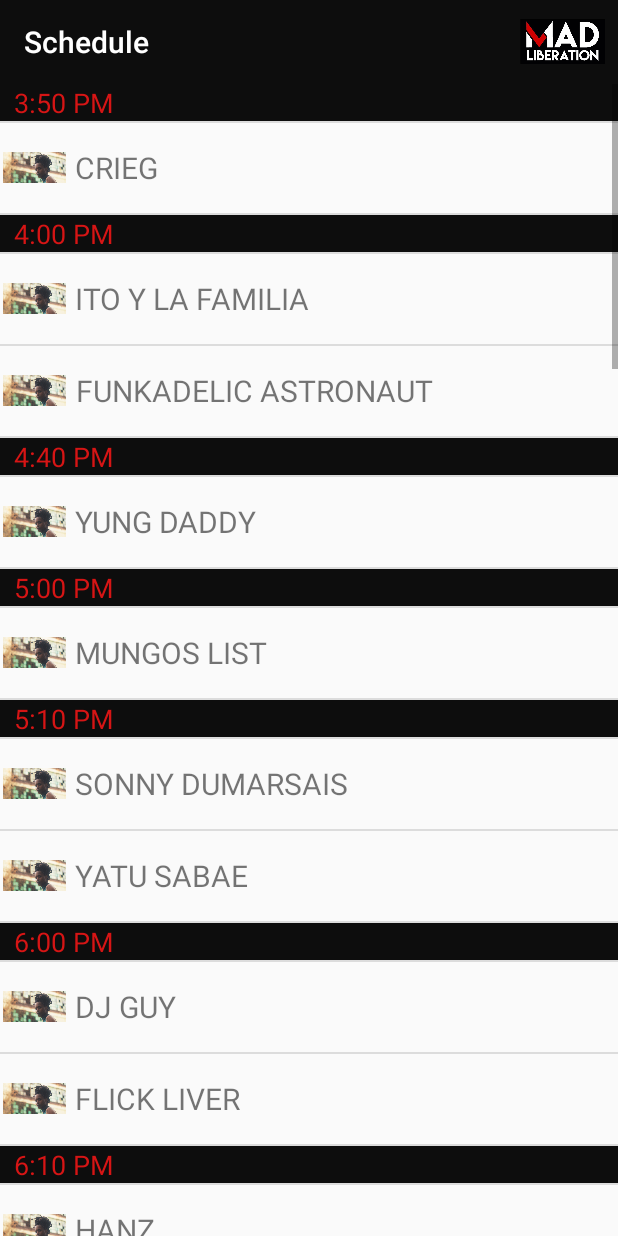
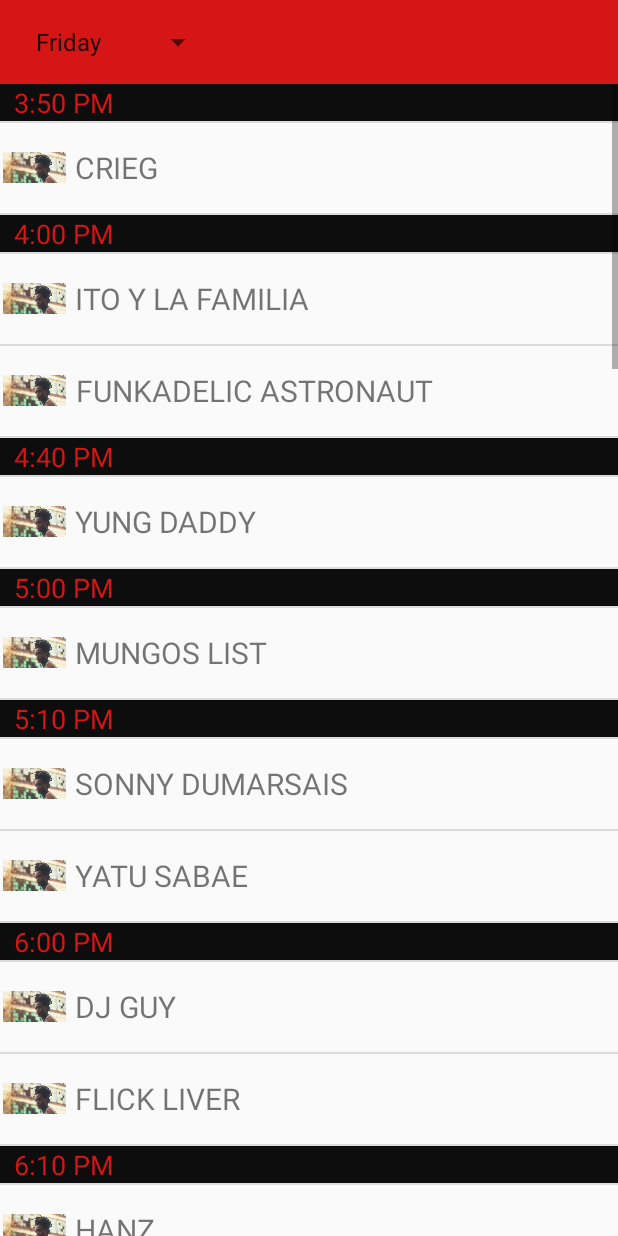
Before and after one commit to rbaro456/Madliberation-Android, an Android app: the screen it shows after launch (Schedule), after a tap on "SCHEDULE", on a phone screen of 412 x 824 dp. Run offline under Robolectric (Android 15) with nearby library versions, the phone set to English and light mode, and no system bars.

Commit message:
Added Spinner to schedule activity to choose schedule between the different days. Need to organize the code and modify the new action bar created in the schedule activity

```diff
--- a/app/src/main/java/com/madliberationfestival/robertbarbaro/madliberation/DataBaseHelper.java
+++ b/app/src/main/java/com/madliberationfestival/robertbarbaro/madliberation/DataBaseHelper.java
@@ -147,9 +147,11 @@ public class DataBaseHelper extends SQLiteOpenHelper {
 
     }
 
-    public Cursor meow() {
+    public Cursor meow(int day) {
 
-        return myDataBase.rawQuery("Select * from artist_schedule where day = 1;",null);
+        String strDay = Integer.toString(day);
+
+        return myDataBase.rawQuery("Select * from artist_schedule where day = "+ day ,null);
     }
 
     // Add your public helper methods to access and get content from the database.
--- a/app/src/main/java/com/madliberationfestival/robertbarbaro/madliberation/MainActivity.java
+++ b/app/src/main/java/com/madliberationfestival/robertbarbaro/madliberation/MainActivity.java
@@ -3,13 +3,18 @@ package com.madliberationfestival.robertbarbaro.madliberation;
 import android.content.Intent;
 import android.database.Cursor;
 import android.database.SQLException;
+import android.graphics.Bitmap;
+import android.graphics.BitmapFactory;
 import android.support.v7.app.AppCompatActivity;
 import android.os.Bundle;
 import android.view.View;
 import android.widget.Button;
+import android.widget.ImageView;
 import android.widget.Toast;
 
+import java.io.File;
 import java.io.IOException;
+import java.io.InputStream;
 
 public class MainActivity extends AppCompatActivity {
 
@@ -46,7 +51,8 @@ public class MainActivity extends AppCompatActivity {
         }
 
 
-        Cursor cursor = myDbHelper.meow();
+        //  TESTING FOR CALLING FROM DATABASE!!
+        Cursor cursor = myDbHelper.meow(1);
 
         if (cursor.moveToFirst()){
             do{
@@ -58,7 +64,22 @@ public class MainActivity extends AppCompatActivity {
         cursor.close();
 
 
-       // db.getInstance(getBaseContext());
+        // FOR TESTING STORING IMAGES.. STORE IMAGES BY NAME
+        try {
+           InputStream is = getAssets().open("moor.jpg");
+
+            Bitmap bm =  BitmapFactory.decodeStream(is);
+
+            ImageView imageView =findViewById(R.id.imageTest);
+            imageView.setImageBitmap(bm);
+
+
+        } catch (IOException e) {
+            e.printStackTrace();
+        }
+
+
+        // db.getInstance(getBaseContext());
 
         Button artistsButton = findViewById(R.id.artists_button);
 
--- a/app/src/main/java/com/madliberationfestival/robertbarbaro/madliberation/Schedule.java
+++ b/app/src/main/java/com/madliberationfestival/robertbarbaro/madliberation/Schedule.java
@@ -5,7 +5,11 @@ import android.support.v7.app.AppCompatActivity;
 import android.os.Bundle;
 import android.support.v7.widget.Toolbar;
 import android.util.Log;
+import android.view.View;
+import android.widget.AdapterView;
+import android.widget.ArrayAdapter;
 import android.widget.ListView;
+import android.widget.Spinner;
 import android.widget.Toast;
 
 
@@ -21,7 +25,7 @@ import java.util.Collections;
 import java.util.List;
 
 
-public class Schedule extends AppCompatActivity {
+public class Schedule extends AppCompatActivity implements AdapterView.OnItemSelectedListener {
 
     List<ArtistSchedule> schedule;  // Array of each artist's scheduled set time
 
@@ -34,16 +38,34 @@ public class Schedule extends AppCompatActivity {
 
         setTitle("Schedule");
 
-        Toolbar toolbar = findViewById(R.id.app_bar);
-        toolbar.setTitleTextColor(0xFFFFFFFF);
+        //Toolbar toolbar = findViewById(R.id.app_bar);
+       // toolbar.setTitleTextColor(0xFFFFFFFF);
 
-        setSupportActionBar(toolbar);
+       // setSupportActionBar(toolbar);
+
+        Spinner daySpinner = findViewById(R.id.planets_spinner);
+        ArrayAdapter<CharSequence> spinnerAdapter = ArrayAdapter.createFromResource(this,
+                R.array.days, android.R.layout.simple_spinner_item);
+        spinnerAdapter.setDropDownViewResource(android.R.layout.simple_spinner_dropdown_item);
+        daySpinner.setAdapter(spinnerAdapter);
+        daySpinner.setOnItemSelectedListener(this);
+
+
+
+
 
        // schedule = readSchedule();  // reads and stores schedule data from csv
 
+       // setSchedule(1);
+
+
+
+    }
+
+    private void setSchedule(int daySchedule) {
         schedule = new ArrayList<>();
 
-        Cursor cursor = MainActivity.myDbHelper.meow();
+        Cursor cursor = MainActivity.myDbHelper.meow(daySchedule);
 
         if (cursor.moveToFirst()){
             do{
@@ -63,8 +85,8 @@ public class Schedule extends AppCompatActivity {
         schedule = sortAMandPM(schedule);
 
         ArrayList<Object> artistScheduleStartTime = new ArrayList<>(); // Stores the artist schedule object
-                                                                // and start time so the view can properly be
-                                                                // created
+        // and start time so the view can properly be
+        // created
 
         String currTime = schedule.get(0).getStartTime();
         artistScheduleStartTime.add(currTime);  // adds first start time
@@ -72,7 +94,7 @@ public class Schedule extends AppCompatActivity {
         int i = 0;
 
         while(i < schedule.size()){  // iterates through schedule placing start time then
-                                    // placing artists under their respective start times
+            // placing artists under their respective start times
             ArtistSchedule a = schedule.get(i);
 
             if(!a.getStartTime().equals(currTime)) {
@@ -89,7 +111,6 @@ public class Schedule extends AppCompatActivity {
 
         ListView artistsList = findViewById(R.id.schedule);
         artistsList.setAdapter(adapter);
-
     }
 
     private List<ArtistSchedule> readSchedule() {
@@ -168,4 +189,20 @@ public class Schedule extends AppCompatActivity {
     }
 
 
+    @Override
+    public void onItemSelected(AdapterView<?> parent, View view, int position, long id) {
+
+        if (position == 0) {
+
+            setSchedule(1);
+        } else {
+            setSchedule(2);
+        }
+
+    }
+
+    @Override
+    public void onNothingSelected(AdapterView<?> parent) {
+
+    }
 }
--- a/app/src/main/res/layout/activity_schedule.xml
+++ b/app/src/main/res/layout/activity_schedule.xml
@@ -4,9 +4,19 @@
     android:layout_height="match_parent"
     android:orientation="vertical" >
 
-    <include
-        android:id="@+id/app_bar"
-        layout="@layout/app_bar"></include>
+    <android.support.v7.widget.Toolbar xmlns:android="http://schemas.android.com/apk/res/android"
+        android:layout_width="match_parent"
+        android:layout_height="wrap_content"
+        android:background="@color/MadlibRed">
+
+        <Spinner
+            android:id="@+id/planets_spinner"
+            android:layout_width="wrap_content"
+            android:layout_height="wrap_content"
+            />
+
+
+    </android.support.v7.widget.Toolbar>
 
     <ListView
         android:id="@+id/schedule"
--- a/app/src/main/res/values/strings.xml
+++ b/app/src/main/res/values/strings.xml
@@ -5,4 +5,8 @@
     <string name="artist_bio">ArtistBio</string>
     <string name="artists">Artists</string>
     <string name="schedule">Schedule</string>
+    <string-array name="days">
+        <item>Friday</item>
+        <item>Saturday</item>
+    </string-array>
 </resources>
--- a/build.gradle
+++ b/build.gradle
@@ -7,7 +7,7 @@ buildscript {
         jcenter()
     }
     dependencies {
-        classpath 'com.android.tools.build:gradle:3.2.1'
+        classpath 'com.android.tools.build:gradle:3.3.0'
 
 
         // NOTE: Do not place your application dependencies here; they belong
```
Also changed, not shown: app/src/main/res/layout/activity_main.xml (+16 -0 lines), gradle/wrapper/gradle-wrapper.properties.
